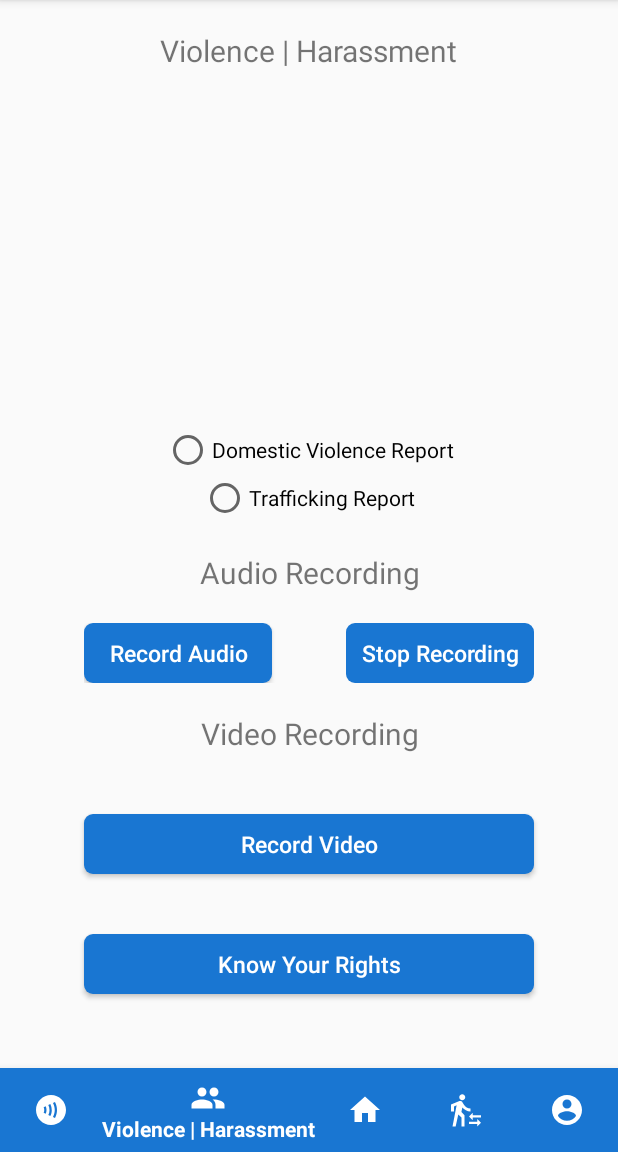
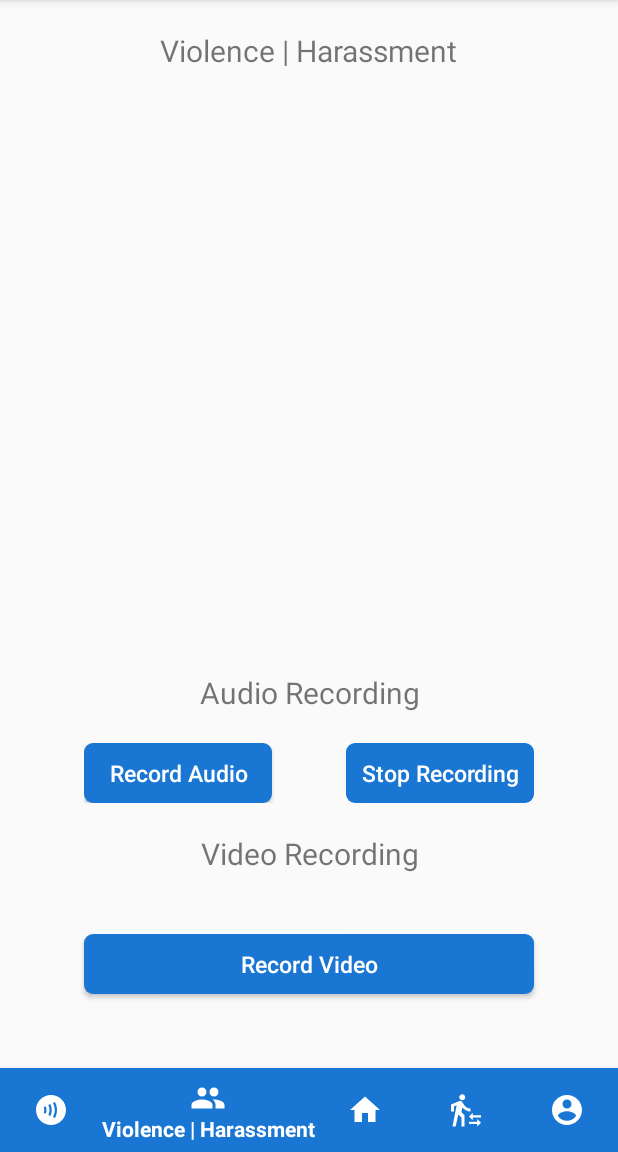
Before and after one commit to bhajan-limitless/AS120_EZ4US, an Android app: the DomesticVoilence screen opened directly, with no data from a screen before it, on a phone screen of 412 x 824 dp, the part 84-1236 px from its top. Run offline under Robolectric (Android 15) with nearby library versions, the phone set to English and light mode, and no system bars; our stand-ins replace Firebase (no records; nobody signed in at launch, a user with empty details on screens opened directly).

Commit message:
UI Changes.

```diff
--- a/app/src/main/java/com/ez4us/shieldapp/DomesticVoilence.java
+++ b/app/src/main/java/com/ez4us/shieldapp/DomesticVoilence.java
@@ -105,15 +105,6 @@ public class DomesticVoilence extends AppCompatActivity {
 
         btnRecord = findViewById(R.id.audio_record);
         btnStop = findViewById(R.id.audio_stop);
-        btnPdf = findViewById(R.id.domesticPDF);
-
-        //-----------------------------OPEN PDF Domestic---------------------------------------------------------------
-        btnPdf.setOnClickListener(new View.OnClickListener() {
-            @Override
-            public void onClick(View view) {
-                startActivity(new Intent(DomesticVoilence.this, Domesticpdf.class ));
-            }
-        });
 
         // Intitalize variables
         btnStop.setEnabled(false);
@@ -279,7 +270,6 @@ public class DomesticVoilence extends AppCompatActivity {
 
     }
 
-
     public boolean checkPermission() {
         int result = ContextCompat.checkSelfPermission(getApplicationContext(), WRITE_EXTERNAL_STORAGE);
         int result1 = ContextCompat.checkSelfPermission(getApplicationContext(), RECORD_AUDIO);
--- a/app/src/main/java/com/ez4us/shieldapp/var_get.java
+++ b/app/src/main/java/com/ez4us/shieldapp/var_get.java
@@ -434,8 +434,6 @@ public class var_get extends AppCompatActivity{
 
     }
 
-
-
     public void fetchImage() {
         storage= FirebaseStorage.getInstance();
         storageReferenceFetchImage=storage.getReferenceFromUrl("gs://shieldappsih.appspot.com/Profile/"+girlUniqueId+"/").child("profile_pic.jpg");
@@ -460,6 +458,7 @@ public class var_get extends AppCompatActivity{
         }
 
     }
+
     public void markSafe(){
         userReference.child(boyUniqueId).addValueEventListener(new ValueEventListener() {
             @Override
--- a/app/src/main/res/layout/activity_domestic_voilence.xml
+++ b/app/src/main/res/layout/activity_domestic_voilence.xml
@@ -22,18 +22,6 @@
         android:layout_height="wrap_content"
         android:gravity="center_horizontal"
         android:orientation="vertical">
-
-        <RadioButton
-            android:id="@+id/domestic_radio"
-            android:layout_width="wrap_content"
-            android:layout_height="wrap_content"
-            android:text="Domestic Violence Report" />
-
-        <RadioButton
-            android:id="@+id/trafficking_radio"
-            android:layout_width="wrap_content"
-            android:layout_height="wrap_content"
-            android:text="Trafficking Report" />
 
         <TextView
             android:textSize="20sp"
@@ -91,19 +79,6 @@
             android:layout_height="40dp"
             tools:ignore="OnClick" />
 
-        <Button
-            android:layout_margin="20dp"
-            android:textColor="#ffffff"
-            android:background="@drawable/rounded_corners"
-            android:id="@+id/domesticPDF"
-            android:textSize="15sp"
-            android:text="Know Your Rights"
-            android:onClick="captureVideo"
-            android:textAllCaps="false"
-            android:layout_width="300dp"
-            android:layout_height="40dp"
-            tools:ignore="OnClick" />
-
     </LinearLayout>
 
     <com.google.android.material.bottomnavigation.BottomNavigationView
```
